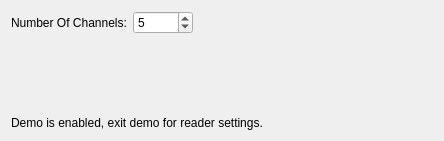
Qt form src/demoreadersettings.ui (AlexanderAmelkin/SerialPlot) before a commit.
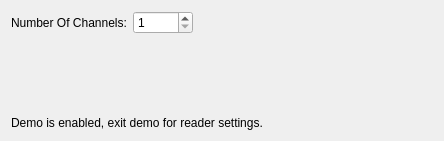
The same form after that commit.

What changed in the file:
```diff
--- a/src/demoreadersettings.ui
+++ b/src/demoreadersettings.ui
@@ -50,7 +50,7 @@
         <number>32</number>
        </property>
        <property name="value">
-        <number>5</number>
+        <number>1</number>
        </property>
       </widget>
      </item>
```
